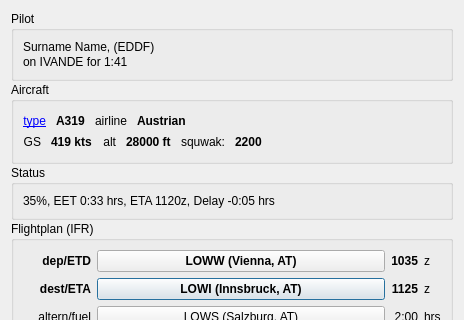
Before: the Qt Designer form branches/QuteScoop_2.1.1/src/PilotDetails.ui in qutescoop/qutescoop, drawn with Qt 5; both pictures show x 0 to 464 and y 0 to 320 of the 464 by 635 pixel window.
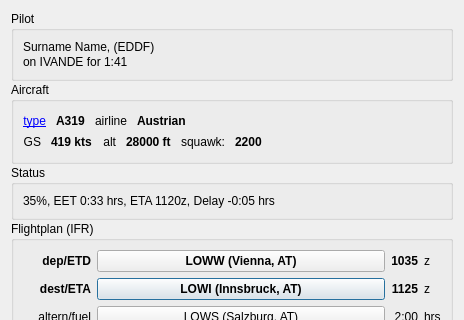
After: the same form once the commit is applied. Icons and pictures are not drawn.

What changed in the file:
```diff
--- a/branches/QuteScoop_2.1.1/src/PilotDetails.ui
+++ b/branches/QuteScoop_2.1.1/src/PilotDetails.ui
@@ -210,7 +210,7 @@
         <item>
          <widget class="QLabel" name="label_14">
           <property name="text">
-           <string>squwak:</string>
+           <string>squawk:</string>
           </property>
           <property name="alignment">
            <set>Qt::AlignRight|Qt::AlignTrailing|Qt::AlignVCenter</set>
```
